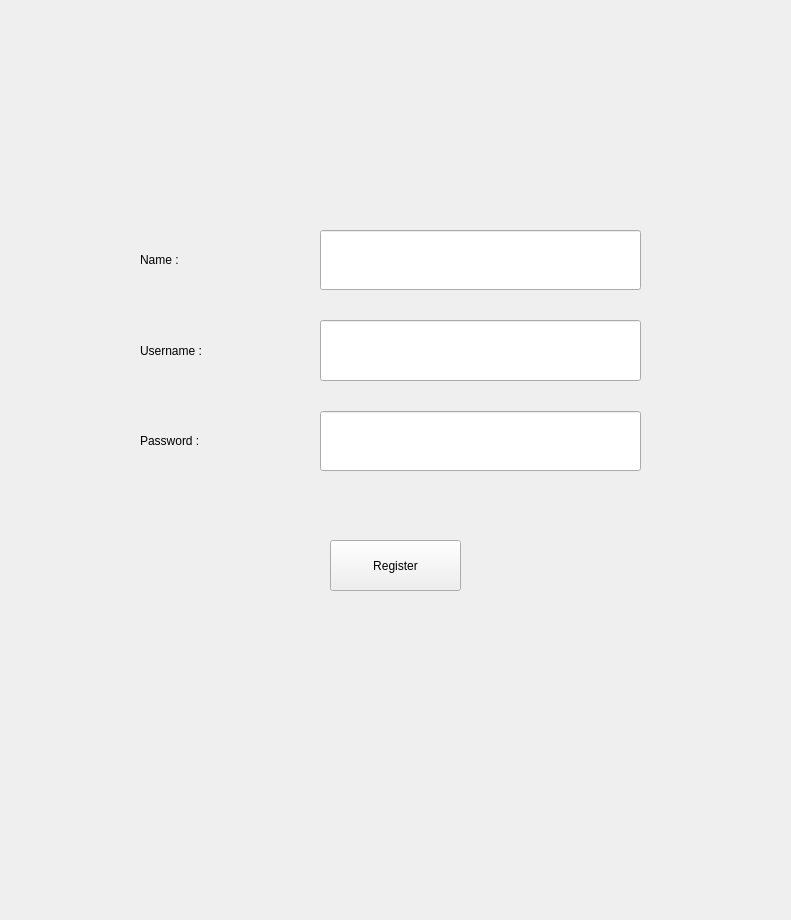
Old version of the form CareSphere/Registration.ui in the repository MubtasimSajid/CareSphere.
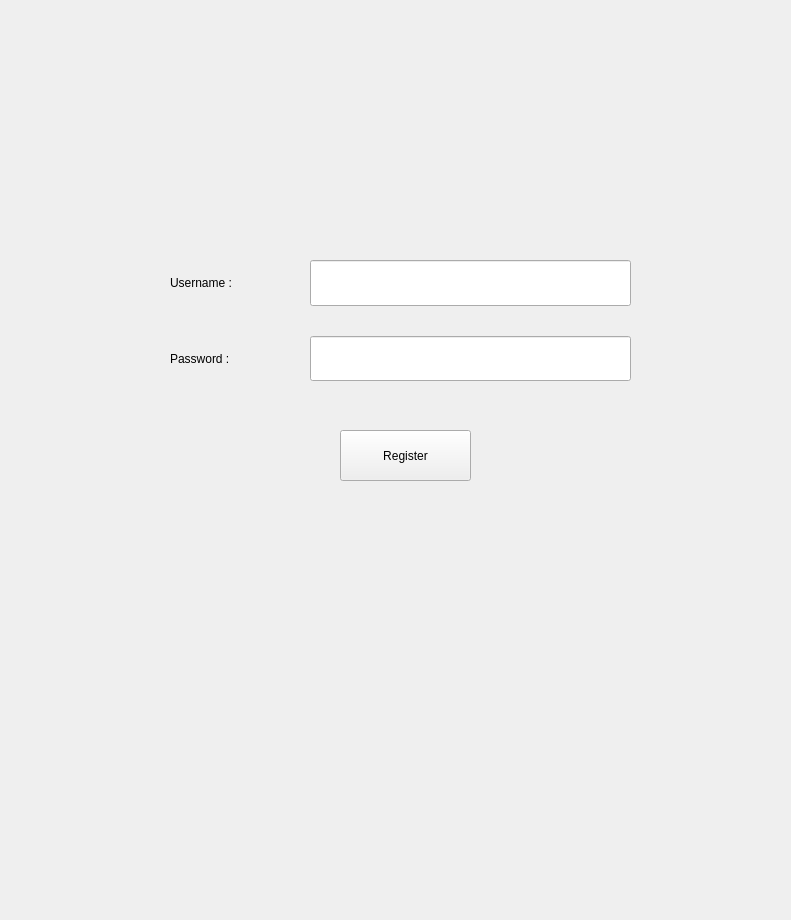
New version of the form.

What changed in the file:
```diff
--- a/CareSphere/Registration.ui
+++ b/CareSphere/Registration.ui
@@ -16,8 +16,8 @@
   <widget class="QPushButton" name="pushButton">
    <property name="geometry">
     <rect>
-     <x>330</x>
-     <y>540</y>
+     <x>340</x>
+     <y>430</y>
      <width>131</width>
      <height>51</height>
     </rect>
@@ -26,26 +26,19 @@
     <string>Register</string>
    </property>
   </widget>
-  <widget class="QWidget" name="">
+  <widget class="QWidget" name="layoutWidget">
    <property name="geometry">
     <rect>
-     <x>140</x>
-     <y>230</y>
-     <width>151</width>
-     <height>241</height>
+     <x>170</x>
+     <y>260</y>
+     <width>111</width>
+     <height>121</height>
     </rect>
    </property>
    <layout class="QVBoxLayout" name="verticalLayout_2">
     <property name="spacing">
      <number>30</number>
     </property>
-    <item>
-     <widget class="QLabel" name="RegNameLabel">
-      <property name="text">
-       <string>Name :</string>
-      </property>
-     </widget>
-    </item>
     <item>
      <widget class="QLabel" name="RegUsernameLabel">
       <property name="text">
@@ -62,13 +55,13 @@
     </item>
    </layout>
   </widget>
-  <widget class="QWidget" name="">
+  <widget class="QWidget" name="layoutWidget">
    <property name="geometry">
     <rect>
-     <x>320</x>
-     <y>230</y>
+     <x>310</x>
+     <y>260</y>
      <width>321</width>
-     <height>241</height>
+     <height>121</height>
     </rect>
    </property>
    <property name="sizePolicy">
@@ -81,16 +74,6 @@
     <property name="spacing">
      <number>30</number>
     </property>
-    <item>
-     <widget class="QLineEdit" name="RegNamelineEdit">
-      <property name="sizePolicy">
-       <sizepolicy hsizetype="Expanding" vsizetype="Preferred">
-        <horstretch>0</horstretch>
-        <verstretch>0</verstretch>
-       </sizepolicy>
-      </property>
-     </widget>
-    </item>
     <item>
      <widget class="QLineEdit" name="RegUsernameLineEdit">
       <property name="sizePolicy">
```
